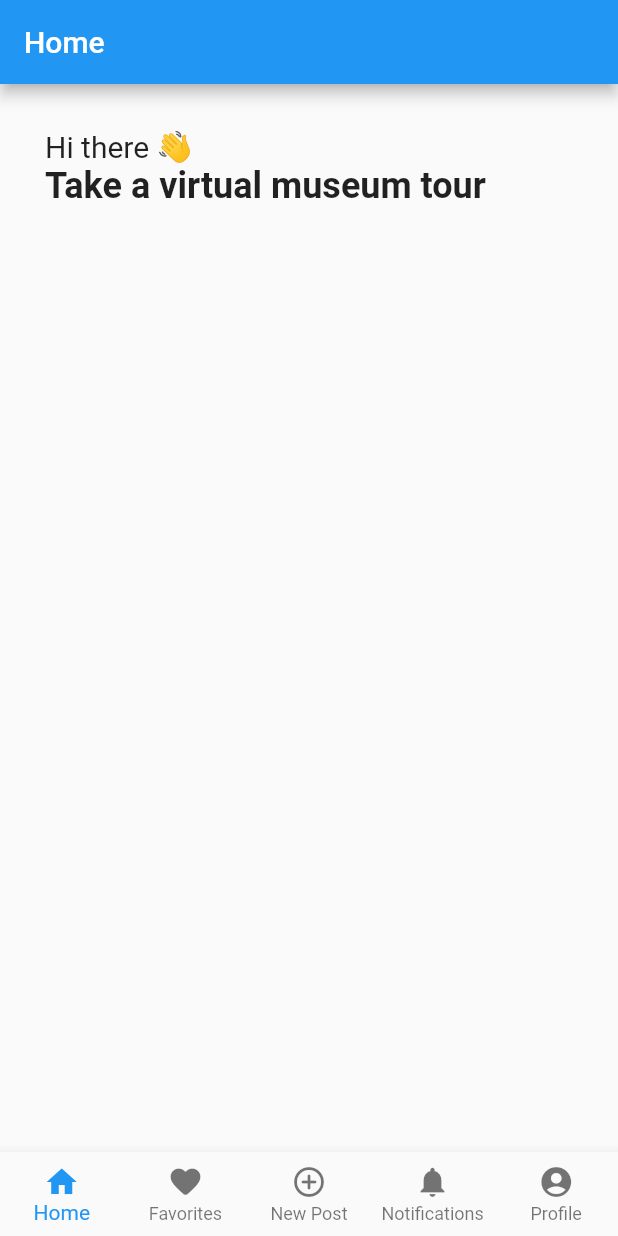
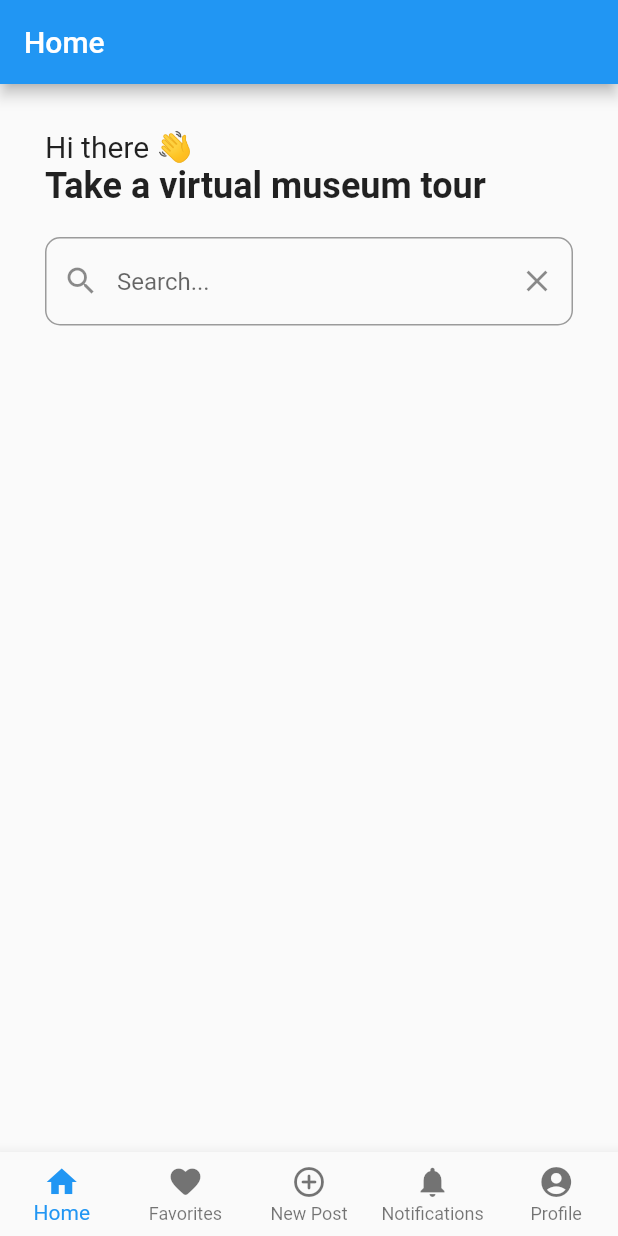
Before and after one commit to monstajoe2002/tourism_dept_app, a Flutter app: the screen it shows after launch, on a phone screen of 412 x 824 dp. Run offline on Flutter 3.47's test engine with Material 2 defaults, Android fonts, the phone set to English and light mode, and no system bars.

Commit message:
feat: created a search box

```diff
--- a/lib/screens/home.dart
+++ b/lib/screens/home.dart
@@ -1,4 +1,5 @@
 import 'package:flutter/material.dart';
+import 'package:tourism_dept_app/widgets/search_box.dart';
 
 import '../widgets/bottom_bar.dart';
 
@@ -20,7 +21,8 @@ class Home extends StatelessWidget {
                 Text(
                   'Take a virtual museum tour',
                   style: TextStyle(fontWeight: FontWeight.w600, fontSize: 24),
-                )
+                ),
+                SearchBox()
               ],
             )),
         bottomNavigationBar: const BottomBar());
--- a/lib/widgets/search_box.dart
+++ b/lib/widgets/search_box.dart
@@ -1,10 +1,42 @@
 import 'package:flutter/material.dart';
 
-class SearchBox extends StatelessWidget {
-const SearchBox({ Key? key }) : super(key: key);
+class SearchBox extends StatefulWidget {
+  const SearchBox({Key? key}) : super(key: key);
 
   @override
-  Widget build(BuildContext context){
-    return Container();
+  State<SearchBox> createState() => _SearchBoxState();
+}
+
+class _SearchBoxState extends State<SearchBox> {
+  final TextEditingController _searchController = TextEditingController();
+
+  @override
+  Widget build(BuildContext context) {
+    return Padding(
+        padding: const EdgeInsets.all(0),
+        child: Container(
+          margin: const EdgeInsets.only(top: 20.0),
+          child: TextField(
+            controller: _searchController,
+            decoration: InputDecoration(
+              hintText: 'Search...',
+              // Add a clear button to the search bar
+              suffixIcon: IconButton(
+                icon: const Icon(Icons.clear),
+                onPressed: () => _searchController.clear(),
+              ),
+              // Add a search icon or button to the search bar
+              prefixIcon: IconButton(
+                icon: const Icon(Icons.search),
+                onPressed: () {
+                  // TODO: Search for a place
+                },
+              ),
+              border: OutlineInputBorder(
+                borderRadius: BorderRadius.circular(10.0),
+              ),
+            ),
+          ),
+        ));
   }
 }
```
